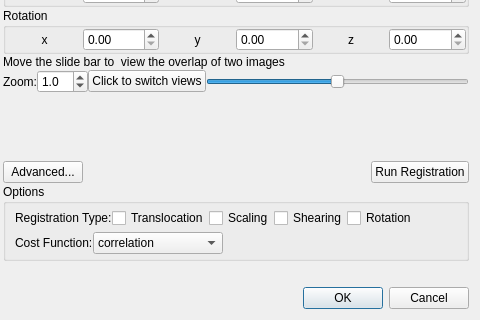
Above: manual_alignment.ui from frankyeh/DSI-Studio before the change; both pictures show x 464 to 944 and y 422 to 742 of the 944 by 742 pixel window. Below: the same form after it.
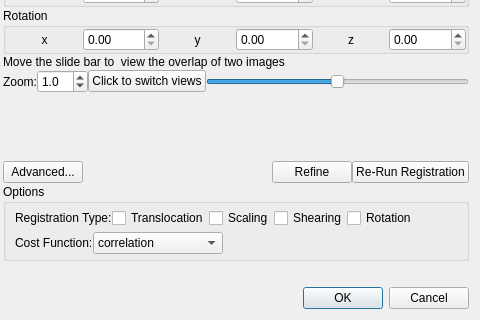
That is the form after the change. Icons and pictures are not drawn.

The edit to the form file:
```diff
--- a/manual_alignment.ui
+++ b/manual_alignment.ui
@@ -625,10 +625,21 @@
                   </property>
                  </spacer>
                 </item>
+                <item>
+                 <widget class="QPushButton" name="refine">
+                  <property name="text">
+                   <string>Refine</string>
+                  </property>
+                  <property name="icon">
+                   <iconset resource="icons.qrc">
+                    <normaloff>:/icons/icons/run.xpm</normaloff>:/icons/icons/run.xpm</iconset>
+                  </property>
+                 </widget>
+                </item>
                 <item>
                  <widget class="QPushButton" name="rerun">
                   <property name="text">
-                   <string>Run Registration</string>
+                   <string>Re-Run Registration</string>
                   </property>
                   <property name="icon">
                    <iconset resource="icons.qrc">
```
